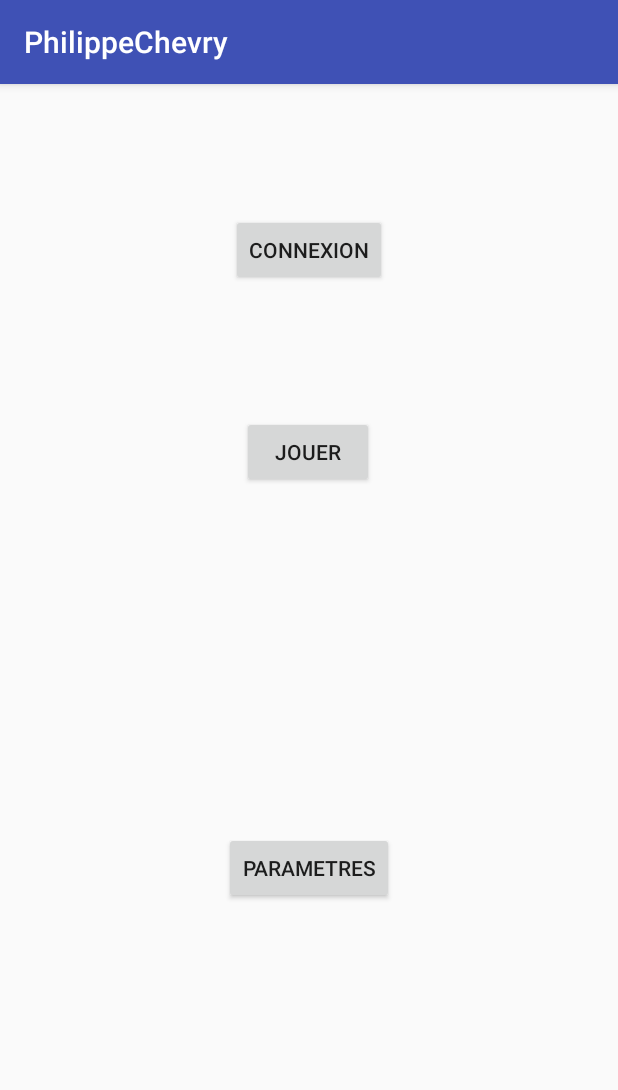
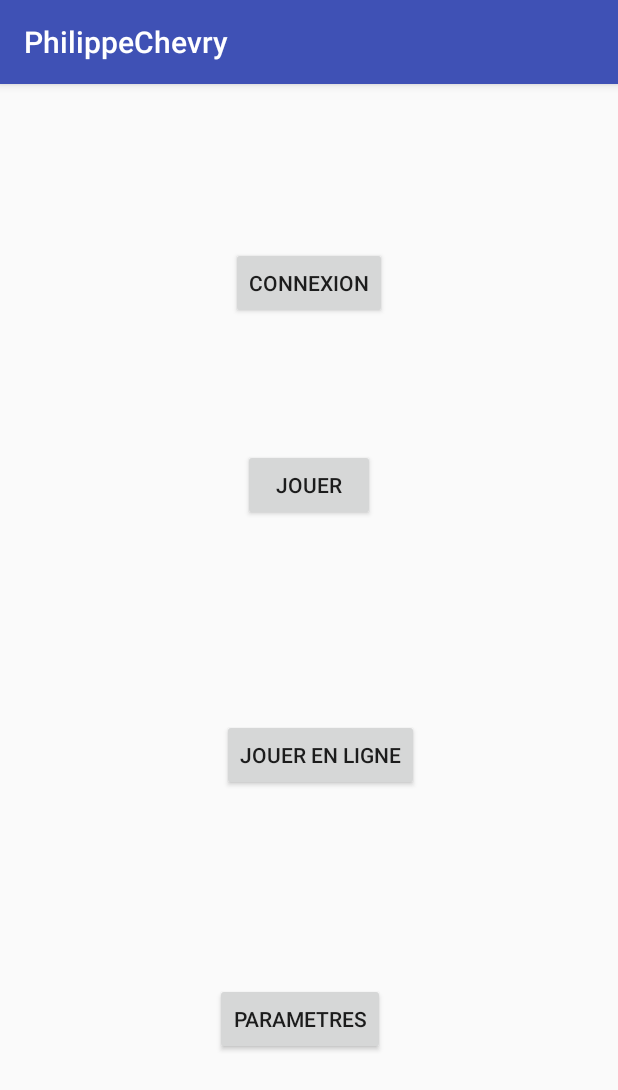
Before and after one commit to PhilC1910/0951305, an Android app: the screen it shows after launch (AMenuPrincipal), on a phone screen of 412 x 824 dp. Shown: the top 1090 px of the screen. Run offline under Robolectric (Android 15) with nearby library versions, the phone set to English and light mode, and no system bars; libraries missing offline, so code that uses them is left out: com.firebase.ui; 4 statements that could not run were skipped.

```diff
--- a/app/build.gradle
+++ b/app/build.gradle
@@ -41,4 +41,5 @@ dependencies {
     androidTestImplementation 'com.android.support.test.espresso:espresso-core:3.0.2'
     implementation 'com.firebaseui:firebase-ui-database:3.3.1'
     implementation 'com.firebaseui:firebase-ui-auth:3.3.1'
+    implementation 'com.android.support:gridlayout-v7:26.1.0'
 }
--- a/app/src/main/AndroidManifest.xml
+++ b/app/src/main/AndroidManifest.xml
@@ -13,6 +13,8 @@
         </activity>
         <activity android:name=".activites.APartie">
         </activity>
+        <activity android:name=".activites.APartieReseau">
+        </activity>
         <activity android:name=".activites.AMenuPrincipal">
             <intent-filter>
                 <action android:name="android.intent.action.MAIN" />
--- a/app/src/main/java/ca/cours5b5/philippechevry/activites/AMenuPrincipal.java
+++ b/app/src/main/java/ca/cours5b5/philippechevry/activites/AMenuPrincipal.java
@@ -15,6 +15,7 @@ import ca.cours5b5.philippechevry.controleurs.interfaces.Fournisseur;
 import ca.cours5b5.philippechevry.controleurs.interfaces.ListenerFournisseur;
 import ca.cours5b5.philippechevry.global.GCommande;
 import ca.cours5b5.philippechevry.global.GConstantes;
+import ca.cours5b5.philippechevry.modeles.MPartieReseau;
 
 public class AMenuPrincipal extends Activite implements Fournisseur {
        private static int MA_CONSTANTE_CODE_CONNEXION = 123;
@@ -43,6 +44,7 @@ public class AMenuPrincipal extends Activite implements Fournisseur {
 
         fournirActionDemarrerPartie();
         fournirActionConnextionFireBase();
+        fournirActionJoindreOuCreerPartieReseau();
     }
 
     private void fournirActionOuvrirMenuParametres() {
@@ -118,7 +120,7 @@ public class AMenuPrincipal extends Activite implements Fournisseur {
     }
     private void transitionPartieReseau(){
         Intent intent = new Intent(this,APartieReseau.class);
-            intent.putExtra(APartieReseau.class.getSimpleName(),GConstantes.FIXME_JSON_PARTIE_RESEAU);
+            intent.putExtra(MPartieReseau.class.getSimpleName(),GConstantes.FIXME_JSON_PARTIE_RESEAU);
             startActivity(intent);
     }
 
--- a/app/src/main/java/ca/cours5b5/philippechevry/donnees/Disque.java
+++ b/app/src/main/java/ca/cours5b5/philippechevry/donnees/Disque.java
@@ -56,6 +56,11 @@ public final class Disque extends SourceDeDonnees {
     }
 
     @Override
+    public void detruireSauvegarde(String cheminSauvegarde) {
+
+    }
+
+    @Override
     public void sauvegarderModele(String cheminSauvegarde, Map<String, Object> objetJson) {
 
         File fichier = getFichier(cheminSauvegarde);
--- a/app/src/main/java/ca/cours5b5/philippechevry/vues/VMenuPrincipal.java
+++ b/app/src/main/java/ca/cours5b5/philippechevry/vues/VMenuPrincipal.java
@@ -18,6 +18,9 @@ public class VMenuPrincipal extends Vue {
 
     private Button boutonPartie;
     private Action actionPartie;
+
+    private Button boutonPartieReseau ;
+    private Action actionPartieReseau;
 
     private Button boutonConnexionFireBase;
     private Action actionConnexionFireBase;
@@ -53,6 +56,7 @@ public class VMenuPrincipal extends Vue {
 
         boutonPartie = findViewById(R.id.bouton_partie);
         boutonConnexionFireBase = findViewById(R.id.buttonConnexion);
+        boutonPartieReseau = findViewById(R.id.bouton_partie_en_ligne);
     }
 
     private void demanderActions() {
@@ -61,7 +65,7 @@ public class VMenuPrincipal extends Vue {
 
         actionPartie = ControleurAction.demanderAction(GCommande.DEMARRER_PARTIE);
         actionConnexionFireBase = ControleurAction.demanderAction(GCommande.CONNEXION_FIRE_BASE);
-
+        actionPartieReseau = ControleurAction.demanderAction(GCommande.JOINDRE_OU_CREER_PARTIE_RESEAU);
     }
 
 
@@ -71,6 +75,7 @@ public class VMenuPrincipal extends Vue {
 
         installerListenerPartie();
         installerListenerConexion();
+        installerListenerPartieReseau();
 
     }
 
@@ -107,4 +112,15 @@ public class VMenuPrincipal extends Vue {
 
     }
 
+    private void installerListenerPartieReseau() {
+
+       boutonPartieReseau.setOnClickListener(new OnClickListener() {
+           @Override
+           public void onClick(View view) {
+               actionPartieReseau.executerDesQuePossible();
+           }
+       });
+
+    }
+
 }
--- a/app/src/main/java/ca/cours5b5/philippechevry/vues/VPartie.java
+++ b/app/src/main/java/ca/cours5b5/philippechevry/vues/VPartie.java
@@ -73,9 +73,11 @@ public class VPartie extends Vue {
 
     private void preparerAffichage(MPartie partie) {
 
-        MParametresPartie parametresPartie = partie.getParametres();
+        MParametresPartie parametresPartie =  partie.getParametres();
 
-        grille.creerGrille(parametresPartie.getHauteur(), parametresPartie.getLargeur());
+        Log.d("test", "preparerAffichage: " + grille);
+
+        grille.creerGrille(parametresPartie.getLargeur(), parametresPartie.getHauteur());
 
     }
 
--- a/app/src/main/java/ca/cours5b5/philippechevry/vues/VPartieReseau.java
+++ b/app/src/main/java/ca/cours5b5/philippechevry/vues/VPartieReseau.java
@@ -2,6 +2,8 @@ package ca.cours5b5.philippechevry.vues;
 
 import android.content.Context;
 import android.util.AttributeSet;
+
+import ca.cours5b5.philippechevry.modeles.MPartieReseau;
 
 public class VPartieReseau extends VPartie {
 
@@ -19,6 +21,6 @@ public class VPartieReseau extends VPartie {
 
     @Override
     protected String getNomModele() {
-        return super.getNomModele();
+        return MPartieReseau.class.getSimpleName();
     }
 }
--- a/app/src/main/res/layout/activity_menu_principal.xml
+++ b/app/src/main/res/layout/activity_menu_principal.xml
@@ -4,21 +4,23 @@
     xmlns:tools="http://schemas.android.com/tools"
     android:layout_width="match_parent"
     android:layout_height="match_parent"
-    tools:context="ca.cours5b5.philippechevry.activites.AMenuPrincipal">
+    tools:context="ca.cours5b5.philippechevry.activites.AMenuPrincipal"
+    tools:layout_editor_absoluteY="81dp">
 
     <Button
         android:id="@+id/bouton_parametres"
         android:layout_width="wrap_content"
         android:layout_height="wrap_content"
-        android:layout_marginBottom="8dp"
+        android:layout_marginStart="8dp"
+        android:layout_marginTop="0dp"
         android:layout_marginEnd="8dp"
-        android:layout_marginStart="8dp"
-        android:layout_marginTop="8dp"
+        android:layout_marginBottom="68dp"
         android:text="@string/parametres"
         app:layout_constraintBottom_toBottomOf="parent"
         app:layout_constraintEnd_toEndOf="parent"
+        app:layout_constraintHorizontal_bias="0.478"
         app:layout_constraintStart_toStartOf="parent"
-        app:layout_constraintTop_toBottomOf="@+id/bouton_partie" />
+        app:layout_constraintTop_toBottomOf="@+id/bouton_partie_en_ligne" />
 
     <Button
         android:id="@+id/bouton_partie"
@@ -29,23 +31,39 @@
         android:layout_marginEnd="8dp"
         android:layout_marginBottom="8dp"
         android:text="@string/jouer"
-        app:layout_constraintBottom_toTopOf="@+id/bouton_parametres"
-        app:layout_constraintEnd_toEndOf="@+id/bouton_parametres"
-        app:layout_constraintHorizontal_bias="0.454"
-        app:layout_constraintStart_toStartOf="@+id/bouton_parametres"
-        app:layout_constraintTop_toTopOf="parent" />
+        app:layout_constraintBottom_toTopOf="@+id/bouton_partie_en_ligne"
+        app:layout_constraintEnd_toEndOf="parent"
+        app:layout_constraintStart_toStartOf="parent"
+        app:layout_constraintTop_toBottomOf="@+id/buttonConnexion"
+        app:layout_constraintVertical_bias="0.329" />
 
     <Button
         android:id="@+id/buttonConnexion"
         android:layout_width="wrap_content"
         android:layout_height="wrap_content"
         android:layout_marginStart="8dp"
-        android:layout_marginTop="8dp"
+        android:layout_marginTop="56dp"
         android:layout_marginEnd="8dp"
-        android:layout_marginBottom="8dp"
+        android:layout_marginBottom="26dp"
         android:text="@string/connexion"
         app:layout_constraintBottom_toTopOf="@+id/bouton_partie"
         app:layout_constraintEnd_toEndOf="parent"
+        app:layout_constraintHorizontal_bias="0.501"
         app:layout_constraintStart_toStartOf="parent"
         app:layout_constraintTop_toTopOf="parent" />
+
+    <Button
+        android:id="@+id/bouton_partie_en_ligne"
+        android:layout_width="wrap_content"
+        android:layout_height="wrap_content"
+        android:layout_marginStart="8dp"
+        android:layout_marginTop="71dp"
+        android:layout_marginEnd="8dp"
+        android:layout_marginBottom="75dp"
+        android:text="@string/partieEnLigne"
+        app:layout_constraintBottom_toTopOf="@+id/bouton_parametres"
+        app:layout_constraintEnd_toEndOf="parent"
+        app:layout_constraintHorizontal_bias="0.528"
+        app:layout_constraintStart_toStartOf="parent"
+        app:layout_constraintTop_toBottomOf="@+id/bouton_partie" />
 </ca.cours5b5.philippechevry.vues.VMenuPrincipal>
```
Also changed, not shown: app/src/main/java/ca/cours5b5/philippechevry/controleurs/ControleurModeles.java (+18 -1 lines), app/src/main/java/ca/cours5b5/philippechevry/controleurs/ControleurPartieReseau.java (+5 -2 lines), app/src/main/java/ca/cours5b5/philippechevry/donnees/SauvegardeTemporaire.java (+6 -3 lines), app/src/main/java/ca/cours5b5/philippechevry/modeles/MPartieReseau.java (+6 -3 lines), app/src/main/java/ca/cours5b5/philippechevry/proxy/ProxyListe.java (+9 -3 lines), app/src/main/res/layout/activity_partie_reseau.xml (+50 -2 lines), app/src/main/res/values/strings.xml (+3 -4 lines), 1 other file.
